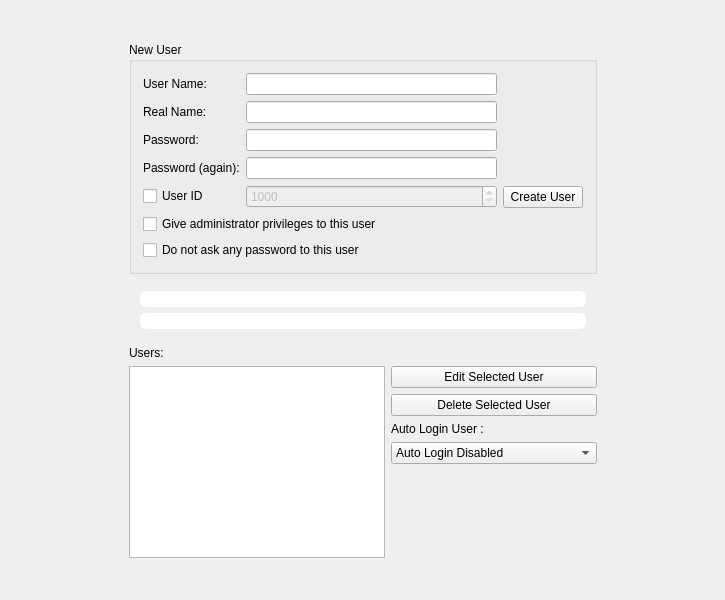
First picture: the form in yali4/gui/Ui/setupuserswidget.ui, repository dadas45li/yali, before the edit.
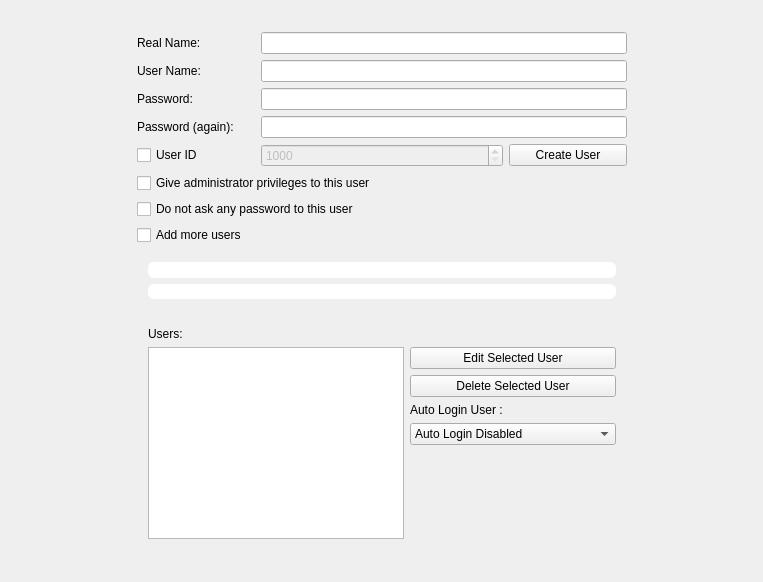
Second picture: the form after the edit. Icons and pictures are not drawn.

Commit message: * User edit screen improvements ..

```diff
--- a/yali4/gui/Ui/setupuserswidget.ui
+++ b/yali4/gui/Ui/setupuserswidget.ui
@@ -6,15 +6,31 @@
    <rect>
     <x>0</x>
     <y>0</y>
-    <width>725</width>
-    <height>600</height>
+    <width>763</width>
+    <height>582</height>
    </rect>
   </property>
   <property name="windowTitle">
    <string>Form1</string>
   </property>
-  <layout class="QGridLayout" name="gridLayout_2">
-   <item row="0" column="1">
+  <layout class="QGridLayout" name="gridLayout_3">
+   <item row="0" column="0" rowspan="12">
+    <spacer>
+     <property name="orientation">
+      <enum>Qt::Horizontal</enum>
+     </property>
+     <property name="sizeType">
+      <enum>QSizePolicy::Expanding</enum>
+     </property>
+     <property name="sizeHint" stdset="0">
+      <size>
+       <width>61</width>
+       <height>20</height>
+      </size>
+     </property>
+    </spacer>
+   </item>
+   <item row="0" column="3">
     <spacer>
      <property name="orientation">
       <enum>Qt::Vertical</enum>
@@ -30,7 +46,7 @@
      </property>
     </spacer>
    </item>
-   <item row="1" column="0">
+   <item row="0" column="5" rowspan="12">
     <spacer>
      <property name="orientation">
       <enum>Qt::Horizontal</enum>
@@ -47,27 +63,6 @@
     </spacer>
    </item>
    <item row="1" column="1">
-    <widget class="QGroupBox" name="groupBox">
-     <property name="title">
-      <string>New User</string>
-     </property>
-     <layout class="QGridLayout">
-      <item row="0" column="0" rowspan="2">
-       <layout class="QGridLayout">
-        <item row="0" column="0">
-         <widget class="QLabel" name="textLabel1_3">
-          <property name="text">
-           <string>User Name:</string>
-          </property>
-          <property name="wordWrap">
-           <bool>false</bool>
-          </property>
-         </widget>
-        </item>
-        <item row="0" column="2">
-         <widget class="QLineEdit" name="username"/>
-        </item>
-        <item row="1" column="0">
          <widget class="QLabel" name="textLabel1_4">
           <property name="text">
            <string>Real Name:</string>
@@ -77,10 +72,23 @@
           </property>
          </widget>
         </item>
-        <item row="1" column="2">
+   <item row="1" column="2" colspan="3">
          <widget class="QLineEdit" name="realname"/>
         </item>
-        <item row="2" column="0">
+   <item row="2" column="1">
+    <widget class="QLabel" name="textLabel1_3">
+     <property name="text">
+      <string>User Name:</string>
+     </property>
+     <property name="wordWrap">
+      <bool>false</bool>
+     </property>
+    </widget>
+   </item>
+   <item row="2" column="2" colspan="3">
+    <widget class="QLineEdit" name="username"/>
+   </item>
+   <item row="3" column="1">
          <widget class="QLabel" name="textLabel1_2">
           <property name="text">
            <string>Password:</string>
@@ -90,14 +98,14 @@
           </property>
          </widget>
         </item>
-        <item row="2" column="2">
+   <item row="3" column="2" colspan="3">
          <widget class="QLineEdit" name="pass1">
           <property name="echoMode">
            <enum>QLineEdit::Password</enum>
           </property>
          </widget>
         </item>
-        <item row="3" column="0">
+   <item row="4" column="1">
          <widget class="QLabel" name="textLabel1">
           <property name="text">
            <string>Password (again):</string>
@@ -107,15 +115,22 @@
           </property>
          </widget>
         </item>
-        <item row="3" column="2">
+   <item row="4" column="2" colspan="3">
          <widget class="QLineEdit" name="pass2">
           <property name="echoMode">
            <enum>QLineEdit::Password</enum>
           </property>
          </widget>
         </item>
-        <item row="4" column="2">
-         <widget class="QSpinBox" name="spinBox">
+   <item row="5" column="1">
+    <widget class="QCheckBox" name="userIDCheck">
+     <property name="text">
+      <string>User ID</string>
+     </property>
+    </widget>
+   </item>
+   <item row="5" column="2" colspan="2">
+    <widget class="QSpinBox" name="userID">
           <property name="enabled">
            <bool>false</bool>
           </property>
@@ -127,78 +142,35 @@
           </property>
          </widget>
         </item>
-        <item row="4" column="0">
-         <widget class="QCheckBox" name="checkBox">
-          <property name="text">
-           <string>User ID</string>
-          </property>
-         </widget>
-        </item>
-       </layout>
-      </item>
-      <item row="0" column="1">
-       <widget class="QLabel" name="pix">
-        <property name="sizePolicy">
-         <sizepolicy hsizetype="Preferred" vsizetype="Preferred">
-          <horstretch>0</horstretch>
-          <verstretch>0</verstretch>
-         </sizepolicy>
-        </property>
-        <property name="text">
-         <string/>
-        </property>
-        <property name="pixmap">
-         <pixmap resource="../../data.qrc">:/gui/pics/users.png</pixmap>
-        </property>
-        <property name="alignment">
-         <set>Qt::AlignCenter</set>
-        </property>
-        <property name="wordWrap">
-         <bool>false</bool>
-        </property>
-       </widget>
-      </item>
-      <item row="1" column="1">
+   <item row="5" column="4">
        <widget class="QPushButton" name="createButton">
         <property name="text">
          <string>Create User</string>
         </property>
        </widget>
       </item>
-      <item row="2" column="0" colspan="2">
+   <item row="6" column="1" colspan="3">
        <widget class="QCheckBox" name="admin">
         <property name="text">
          <string>Give administrator privileges to this user</string>
         </property>
        </widget>
       </item>
-      <item row="3" column="0" colspan="2">
+   <item row="7" column="1" colspan="3">
        <widget class="QCheckBox" name="noPass">
         <property name="text">
          <string>Do not ask any password to this user</string>
         </property>
        </widget>
       </item>
-     </layout>
+   <item row="8" column="1" colspan="3">
+    <widget class="QCheckBox" name="addMore">
+     <property name="text">
+      <string>Add more users</string>
+     </property>
     </widget>
    </item>
-   <item row="1" column="2">
-    <spacer>
-     <property name="orientation">
-      <enum>Qt::Horizontal</enum>
-     </property>
-     <property name="sizeType">
-      <enum>QSizePolicy::Expanding</enum>
-     </property>
-     <property name="sizeHint" stdset="0">
-      <size>
-       <width>61</width>
-       <height>20</height>
-      </size>
-     </property>
-    </spacer>
-   </item>
-   <item row="2" column="1">
+   <item row="9" column="1" colspan="4">
     <widget class="QWidget" name="widget" native="true">
      <property name="minimumSize">
       <size>
@@ -273,33 +245,10 @@
      </layout>
     </widget>
    </item>
-   <item row="3" column="1">
-    <widget class="QLabel" name="textLabel2">
-     <property name="text">
-      <string>Users:</string>
-     </property>
-     <property name="wordWrap">
-      <bool>false</bool>
-     </property>
-    </widget>
-   </item>
-   <item row="4" column="0">
-    <spacer>
-     <property name="orientation">
-      <enum>Qt::Horizontal</enum>
-     </property>
-     <property name="sizeType">
-      <enum>QSizePolicy::Expanding</enum>
-     </property>
-     <property name="sizeHint" stdset="0">
-      <size>
-       <width>40</width>
-       <height>20</height>
-      </size>
-     </property>
-    </spacer>
-   </item>
-   <item row="4" column="1">
+   <item row="10" column="1" colspan="4">
+    <widget class="QWidget" name="advancedList" native="true">
+     <layout class="QGridLayout" name="gridLayout_2">
+      <item row="1" column="0">
     <layout class="QGridLayout">
      <item row="1" column="1">
       <spacer>
@@ -362,23 +311,20 @@
      </item>
     </layout>
    </item>
-   <item row="4" column="2">
-    <spacer>
-     <property name="orientation">
-      <enum>Qt::Horizontal</enum>
-     </property>
-     <property name="sizeType">
-      <enum>QSizePolicy::Expanding</enum>
-     </property>
-     <property name="sizeHint" stdset="0">
-      <size>
-       <width>40</width>
-       <height>20</height>
-      </size>
-     </property>
-    </spacer>
-   </item>
-   <item row="5" column="1">
+      <item row="0" column="0">
+       <widget class="QLabel" name="textLabel2">
+        <property name="text">
+         <string>Users:</string>
+        </property>
+        <property name="wordWrap">
+         <bool>false</bool>
+        </property>
+       </widget>
+      </item>
+     </layout>
+    </widget>
+   </item>
+   <item row="11" column="3">
     <spacer>
      <property name="orientation">
       <enum>Qt::Vertical</enum>
```
Left out of the diff: 81 changed lines with no effect on the pictures. Lines whose indentation alone changed are shown as unchanged. The commit also changes 1 other file.
